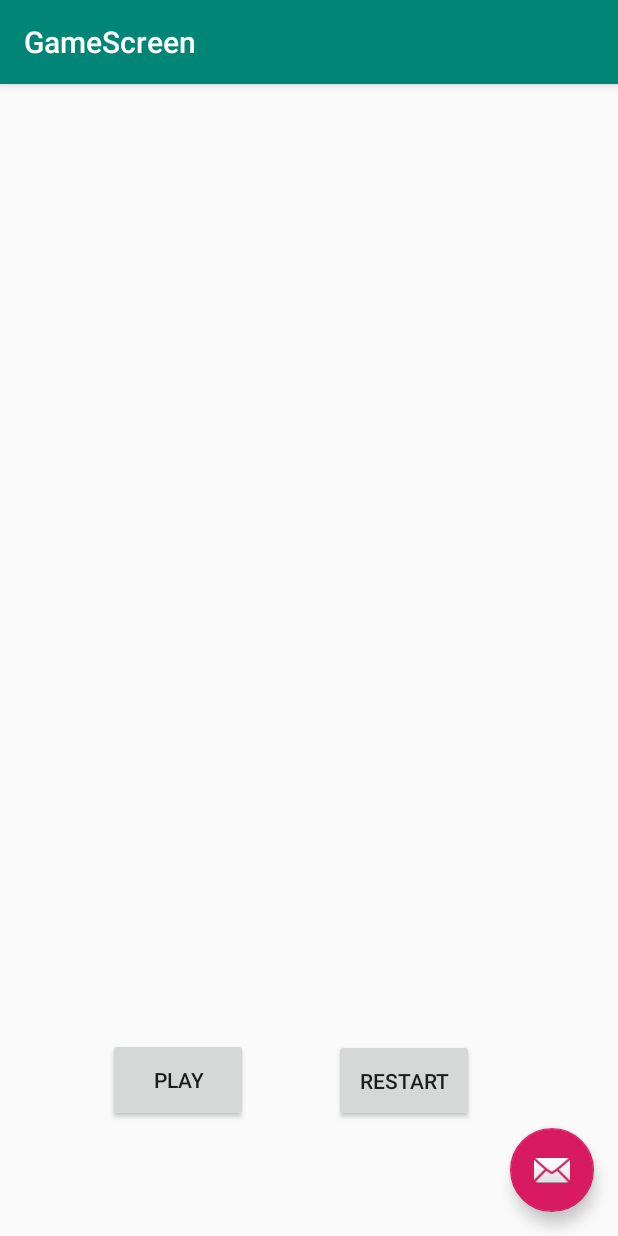
After one commit to Nsabimana1/Frogar_Android_Game, an Android app: the GameScreen screen opened directly, with no data from a screen before it, on a phone screen of 412 x 824 dp. The commit adds this screen. Run offline under Robolectric (Android 15) with nearby library versions, the phone set to English and light mode, and no system bars.

```diff
--- a/app/build.gradle
+++ b/app/build.gradle
@@ -22,6 +22,7 @@
     implementation fileTree(dir: 'libs', include: ['*.jar'])
     implementation 'com.android.support:appcompat-v7:28.0.0'
     implementation 'com.android.support.constraint:constraint-layout:1.1.3'
+    implementation 'com.android.support:design:28.0.0'
     testImplementation 'junit:junit:4.12'
     androidTestImplementation 'com.android.support.test:runner:1.0.2'
     androidTestImplementation 'com.android.support.test.espresso:espresso-core:3.0.2'
--- a/app/src/main/AndroidManifest.xml
+++ b/app/src/main/AndroidManifest.xml
@@ -9,6 +9,10 @@
         android:roundIcon="@mipmap/ic_launcher_round"
         android:supportsRtl="true"
         android:theme="@style/AppTheme">
+        <activity
+            android:name=".GameScreen"
+            android:label="@string/title_activity_game_screen"
+            android:theme="@style/AppTheme.NoActionBar"></activity>
         <activity android:name=".MainActivity">
             <intent-filter>
                 <action android:name="android.intent.action.MAIN" />
--- /dev/null
+++ b/app/src/main/java/com/nsabimanainnocent1/frogar/GameScreen.java
@@ -0,0 +1,29 @@
+package com.nsabimanainnocent1.frogar;
+
+import android.os.Bundle;
+import android.support.design.widget.FloatingActionButton;
+import android.support.design.widget.Snackbar;
+import android.support.v7.app.AppCompatActivity;
+import android.support.v7.widget.Toolbar;
+import android.view.View;
+
+public class GameScreen extends AppCompatActivity {
+
+    @Override
+    protected void onCreate(Bundle savedInstanceState) {
+        super.onCreate(savedInstanceState);
+        setContentView(R.layout.activity_game_screen);
+        Toolbar toolbar = findViewById(R.id.toolbar);
+        setSupportActionBar(toolbar);
+
+        FloatingActionButton fab = findViewById(R.id.fab);
+        fab.setOnClickListener(new View.OnClickListener() {
+            @Override
+            public void onClick(View view) {
+                Snackbar.make(view, "Replace with your own action", Snackbar.LENGTH_LONG)
+                        .setAction("Action", null).show();
+            }
+        });
+    }
+
+}
--- /dev/null
+++ b/app/src/main/res/layout/activity_game_screen.xml
@@ -0,0 +1,33 @@
+<?xml version="1.0" encoding="utf-8"?>
+<android.support.design.widget.CoordinatorLayout xmlns:android="http://schemas.android.com/apk/res/android"
+    xmlns:app="http://schemas.android.com/apk/res-auto"
+    xmlns:tools="http://schemas.android.com/tools"
+    android:layout_width="match_parent"
+    android:layout_height="match_parent"
+    tools:context=".GameScreen">
+
+    <android.support.design.widget.AppBarLayout
+        android:layout_width="match_parent"
+        android:layout_height="wrap_content"
+        android:theme="@style/AppTheme.AppBarOverlay">
+
+        <android.support.v7.widget.Toolbar
+            android:id="@+id/toolbar"
+            android:layout_width="match_parent"
+            android:layout_height="?attr/actionBarSize"
+            android:background="?attr/colorPrimary"
+            app:popupTheme="@style/AppTheme.PopupOverlay" />
+
+    </android.support.design.widget.AppBarLayout>
+
+    <include layout="@layout/content_game_screen" />
+
+    <android.support.design.widget.FloatingActionButton
+        android:id="@+id/fab"
+        android:layout_width="wrap_content"
+        android:layout_height="wrap_content"
+        android:layout_gravity="bottom|end"
+        android:layout_margin="@dimen/fab_margin"
+        app:srcCompat="@android:drawable/ic_dialog_email" />
+
+</android.support.design.widget.CoordinatorLayout>
--- /dev/null
+++ b/app/src/main/res/layout/content_game_screen.xml
@@ -0,0 +1,31 @@
+<?xml version="1.0" encoding="utf-8"?>
+<android.support.constraint.ConstraintLayout xmlns:android="http://schemas.android.com/apk/res/android"
+    xmlns:app="http://schemas.android.com/apk/res-auto"
+    xmlns:tools="http://schemas.android.com/tools"
+    android:layout_width="match_parent"
+    android:layout_height="match_parent"
+    app:layout_behavior="@string/appbar_scrolling_view_behavior"
+    tools:context=".GameScreen"
+    tools:showIn="@layout/activity_game_screen">
+
+    <Button
+        android:id="@+id/Play_Button"
+        android:layout_width="93dp"
+        android:layout_height="56dp"
+        android:layout_marginStart="72dp"
+        android:layout_marginBottom="76dp"
+        android:text="Play"
+        app:layout_constraintBottom_toBottomOf="parent"
+        app:layout_constraintStart_toStartOf="parent" />
+
+    <Button
+        android:id="@+id/Restart_Button"
+        android:layout_width="93dp"
+        android:layout_height="55dp"
+        android:layout_marginEnd="96dp"
+        android:layout_marginBottom="76dp"
+        android:text="Restart"
+        app:layout_constraintBottom_toBottomOf="parent"
+        app:layout_constraintEnd_toEndOf="parent" />
+
+</android.support.constraint.ConstraintLayout>
--- /dev/null
+++ b/app/src/main/res/values/dimens.xml
@@ -0,0 +1,3 @@
+<resources>
+    <dimen name="fab_margin">16dp</dimen>
+</resources>
--- a/app/src/main/res/values/strings.xml
+++ b/app/src/main/res/values/strings.xml
@@ -1,3 +1,4 @@
 <resources>
     <string name="app_name">Frogar</string>
+    <string name="title_activity_game_screen">GameScreen</string>
 </resources>
--- a/app/src/main/res/values/styles.xml
+++ b/app/src/main/res/values/styles.xml
@@ -8,4 +8,13 @@
         <item name="colorAccent">@color/colorAccent</item>
     </style>
 
+    <style name="AppTheme.NoActionBar">
+        <item name="windowActionBar">false</item>
+        <item name="windowNoTitle">true</item>
+    </style>
+
+    <style name="AppTheme.AppBarOverlay" parent="ThemeOverlay.AppCompat.Dark.ActionBar" />
+
+    <style name="AppTheme.PopupOverlay" parent="ThemeOverlay.AppCompat.Light" />
+
 </resources>
```
Also changed, not shown: app/src/main/res/drawable/Road.PNG (added).
